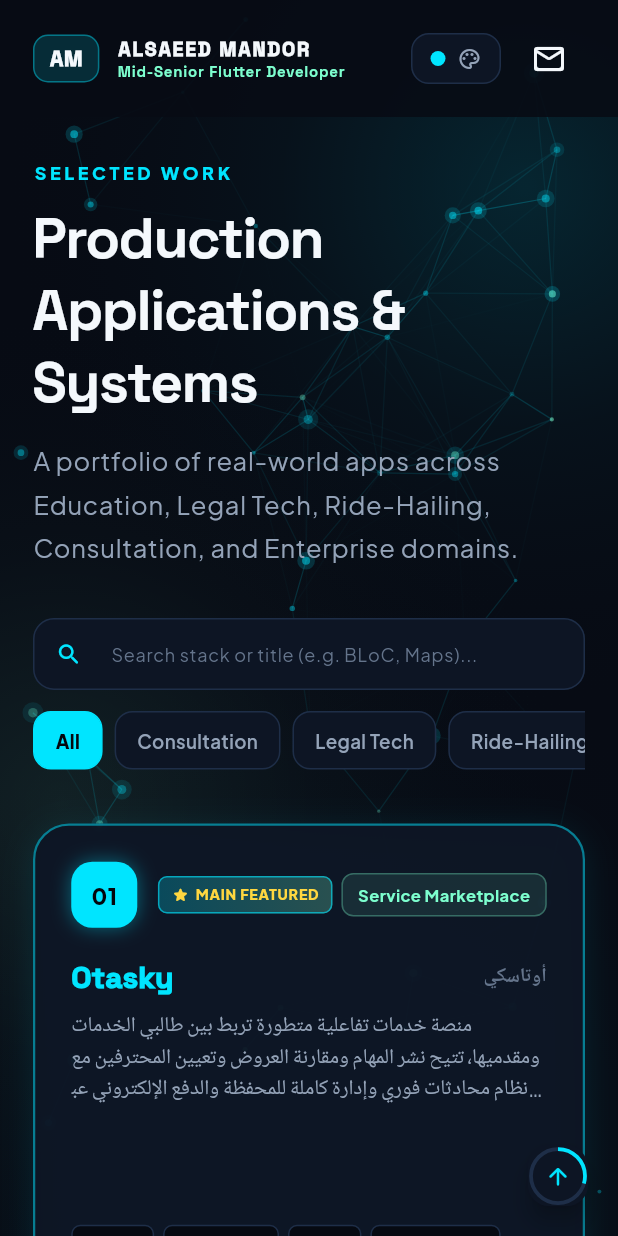
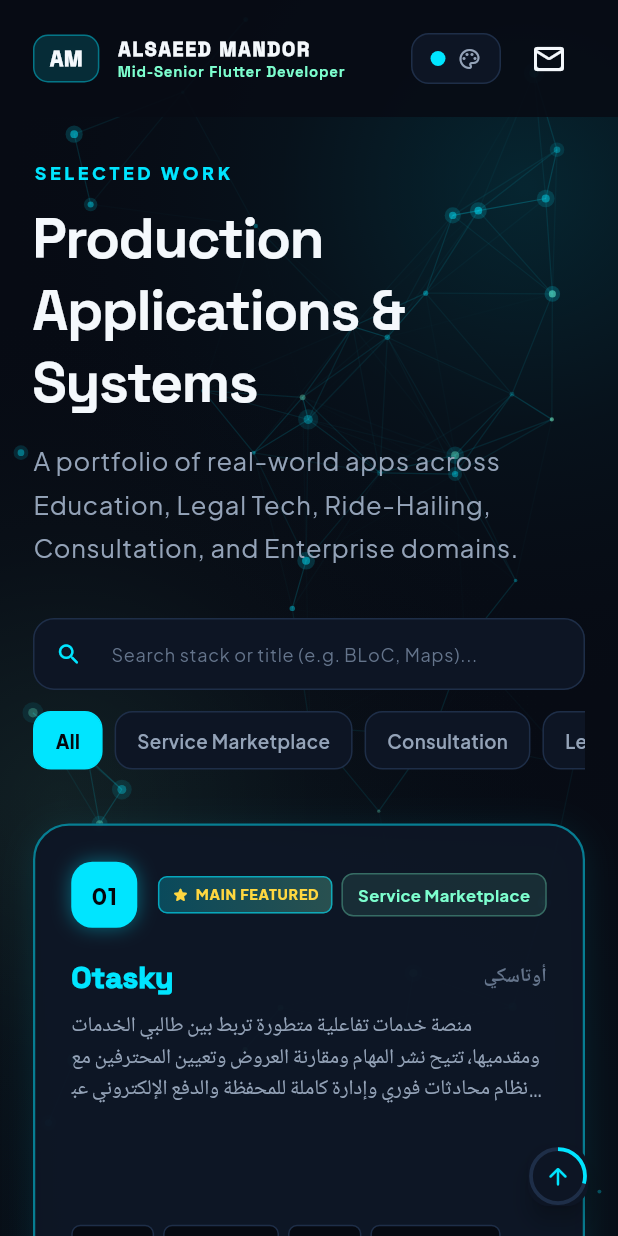
Before and after one commit to alsaidmandor/flutter-portfolio, a Flutter app: the screen it shows after launch, scrolled down 3456 dp, on a phone screen of 412 x 824 dp. Run offline on Flutter 3.47's test engine with Material 3 defaults, Android fonts, the phone set to English and light mode, and no system bars; our stand-ins replace google_fonts.

Commit message:
fix: update Mega Service Group date to Jan-May 2026 and add Service Marketplace category pill

```diff
--- a/lib/data/portfolio_data.dart
+++ b/lib/data/portfolio_data.dart
@@ -200,7 +200,7 @@ abstract final class PortfolioData {
       company: 'Mega Service Group',
       role: 'Flutter Developer',
       location: 'Australia (Remote)',
-      period: 'Jun 2025 – May 2026',
+      period: 'Jan 2026 – May 2026',
       highlights: [
         'Architected and delivered Otasky, an on-demand two-sided service marketplace connecting clients and taskers.',
         'Implemented secure Stripe payment flows, wallet balance, transaction logs, and payout withdrawal management.',
--- a/lib/pages/home_page.dart
+++ b/lib/pages/home_page.dart
@@ -365,7 +365,17 @@ class _HomePageState extends State<HomePage> {
 
   // 3. PROJECTS SECTION WITH FILTERING & SEARCH
   Widget _projectsSection(BuildContext context) {
-    final categories = ['All', 'Consultation', 'Legal Tech', 'Ride-Hailing', 'E-Learning', 'Education', 'Local Services', 'Enterprise'];
+    final categories = [
+      'All',
+      'Service Marketplace',
+      'Consultation',
+      'Legal Tech',
+      'Ride-Hailing',
+      'E-Learning',
+      'Education',
+      'Local Services',
+      'Enterprise',
+    ];
 
     final filteredProjects = PortfolioData.projects.where((p) {
       final matchesCategory = _selectedCategory == 'All' || p.category == _selectedCategory;
```
